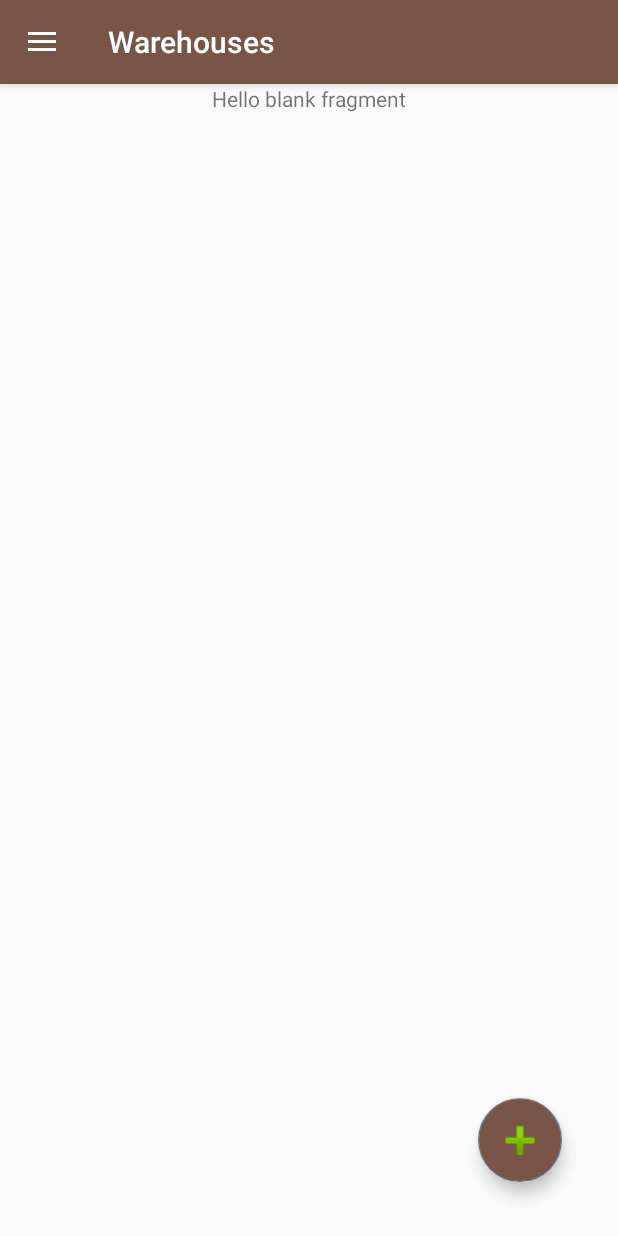
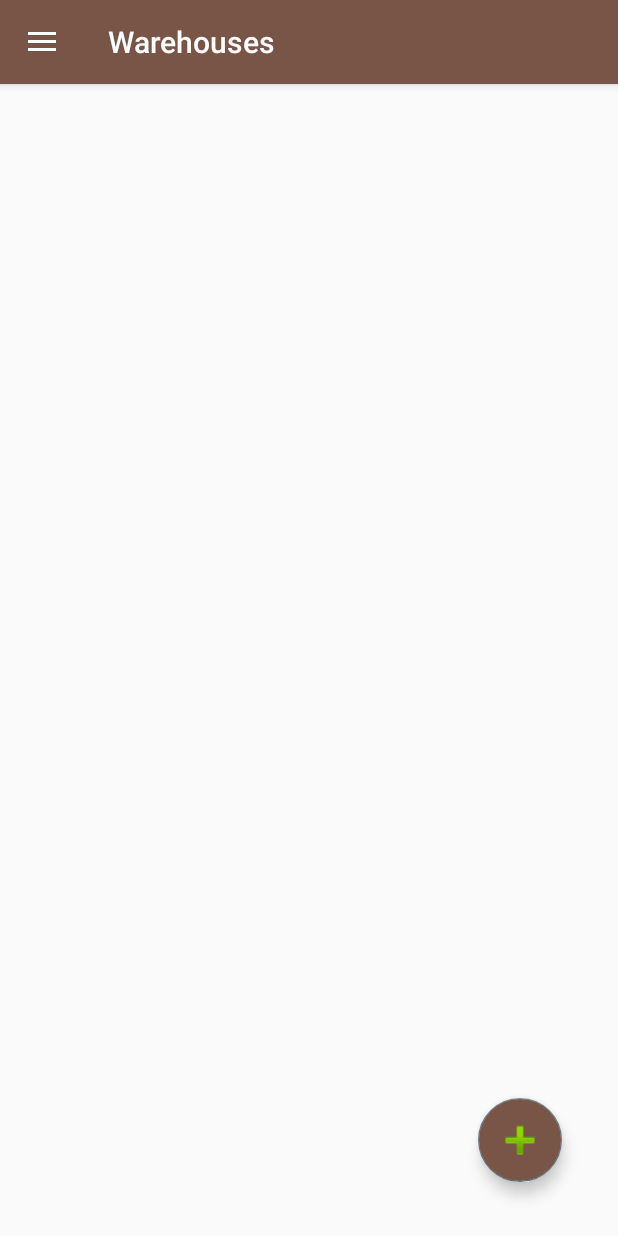
Before and after one commit to miguelsod/InventaryTool, an Android app: the WarehouseList screen opened directly, with no data from a screen before it, on a phone screen of 412 x 824 dp. Run offline under Robolectric (Android 15) with nearby library versions, the phone set to English and light mode, and no system bars; libraries missing offline, so code that uses them is left out: io.realm; 5 statements that could not run were skipped.

Commit message:
Warehouse list Fragment implemented

```diff
--- a/app/src/main/java/com/idbarcodesolutions/mainactivity/activities/WarehouseList.java
+++ b/app/src/main/java/com/idbarcodesolutions/mainactivity/activities/WarehouseList.java
@@ -8,15 +8,12 @@ import android.support.design.widget.NavigationView;
 import android.support.v4.widget.DrawerLayout;
 import android.support.v7.app.ActionBarDrawerToggle;
 import android.support.v7.app.AppCompatActivity;
-import android.support.v7.widget.DefaultItemAnimator;
-import android.support.v7.widget.LinearLayoutManager;
 import android.support.v7.widget.RecyclerView;
 import android.view.MenuItem;
 import android.view.View;
 import android.widget.Toast;
 
 import com.idbarcodesolutions.mainactivity.R;
-import com.idbarcodesolutions.mainactivity.adapters.WarehouseAdapter;
 import com.idbarcodesolutions.mainactivity.models.User;
 import com.idbarcodesolutions.mainactivity.models.Warehouse;
 
@@ -25,7 +22,7 @@ import io.realm.RealmResults;
 
 public class WarehouseList extends AppCompatActivity {
 
-    private RecyclerView mRecyclerView;
+//    private RecyclerView mRecyclerView;
     private RecyclerView.Adapter mAdapter;
     private RecyclerView.LayoutManager mLayoutManager;
 
@@ -59,26 +56,6 @@ public class WarehouseList extends AppCompatActivity {
         final String username = intent.getStringExtra("username");
         user = realm.where(User.class).equalTo("username", username).findFirst();
 
-        // Get all the warehouseList
-        warehouseList = realm.where(Warehouse.class).findAll();
-
-        // Set LinearLayoutManager
-        mLayoutManager = new LinearLayoutManager(this);
-
-        // Initialize adapter
-        mAdapter = new WarehouseAdapter(warehouseList, R.layout.cardview_warehouse_item, new WarehouseAdapter.OnItemClickListener() {
-            @Override
-            public void onItemClick(String name, int position) {
-                Toast.makeText(WarehouseList.this, name, Toast.LENGTH_LONG).show();
-            }
-        });
-
-        mRecyclerView.setHasFixedSize(true);
-        mRecyclerView.setItemAnimator(new DefaultItemAnimator());
-
-        mRecyclerView.setLayoutManager(mLayoutManager);
-        mRecyclerView.setAdapter(mAdapter);
-
         // Floating action button functionality
         floatingActionButton.setOnClickListener(new View.OnClickListener() {
             @Override
@@ -109,8 +86,6 @@ public class WarehouseList extends AppCompatActivity {
 
         getSupportActionBar().setDisplayHomeAsUpEnabled(true);
 
-        // Bind RecyclerView and FloatingActionButton
-        mRecyclerView = findViewById(R.id.recyclerViewWarehouseList);
         floatingActionButton = findViewById(R.id.floatingActionButton);
     }
 
@@ -126,7 +101,6 @@ public class WarehouseList extends AppCompatActivity {
     }
 
     // Listener to know which option has been pressed
-
     private NavigationView.OnNavigationItemSelectedListener navigationListener = new NavigationView.OnNavigationItemSelectedListener() {
         @Override
         public boolean onNavigationItemSelected(@NonNull MenuItem item) {
--- a/app/src/main/java/com/idbarcodesolutions/mainactivity/fragments/WarehouseListFragment.java
+++ b/app/src/main/java/com/idbarcodesolutions/mainactivity/fragments/WarehouseListFragment.java
@@ -1,14 +1,19 @@
 package com.idbarcodesolutions.mainactivity.fragments;
 
+import android.content.Context;
 import android.os.Bundle;
 import android.support.design.widget.FloatingActionButton;
 import android.support.v4.app.Fragment;
+import android.support.v7.widget.DefaultItemAnimator;
+import android.support.v7.widget.LinearLayoutManager;
 import android.support.v7.widget.RecyclerView;
 import android.view.LayoutInflater;
 import android.view.View;
 import android.view.ViewGroup;
+import android.widget.Toast;
 
 import com.idbarcodesolutions.mainactivity.R;
+import com.idbarcodesolutions.mainactivity.adapters.WarehouseAdapter;
 import com.idbarcodesolutions.mainactivity.models.User;
 import com.idbarcodesolutions.mainactivity.models.Warehouse;
 
@@ -26,16 +31,44 @@ public class WarehouseListFragment extends Fragment {
     private FloatingActionButton floatingActionButton;
     private User user;
 
+    private Context context;
+
     public WarehouseListFragment() {
         // Required empty public constructor
     }
 
     @Override
+    public void onAttach(Context context) {
+        super.onAttach(context);
+        this.context = context;
+    }
+
+    @Override
     public View onCreateView(LayoutInflater inflater, ViewGroup container,
                              Bundle savedInstanceState) {
+        realm = Realm.getDefaultInstance();
 
         View view = inflater.inflate(R.layout.fragment_warehouse_list, container, false);
-        // Inflate the layout for this fragment
+        bindUIElements(view);
+
         return view;
     }
+
+    public void bindUIElements(View view) {
+        warehouseList = realm.where(Warehouse.class).findAll();
+        mRecyclerView = view.findViewById(R.id.recyclerViewFragment);
+        mLayoutManager = new LinearLayoutManager(context);
+        mAdapter = new WarehouseAdapter(warehouseList, R.layout.cardview_warehouse_item, new WarehouseAdapter.OnItemClickListener() {
+            @Override
+            public void onItemClick(String name, int position) {
+                Toast.makeText(context, name, Toast.LENGTH_LONG).show();
+            }
+        });
+
+        mRecyclerView.setHasFixedSize(true);
+        mRecyclerView.setItemAnimator(new DefaultItemAnimator());
+
+        mRecyclerView.setLayoutManager(mLayoutManager);
+        mRecyclerView.setAdapter(mAdapter);
+    }
 }
--- a/app/src/main/res/layout/fragment_warehouse_list.xml
+++ b/app/src/main/res/layout/fragment_warehouse_list.xml
@@ -5,10 +5,11 @@
     android:layout_height="match_parent"
     tools:context=".fragments.WarehouseListFragment">
 
-    <!-- TODO: Update blank fragment layout -->
-    <TextView
+    <android.support.v7.widget.RecyclerView
+        android:padding="10dp"
+        android:id="@+id/recyclerViewFragment"
         android:layout_width="match_parent"
         android:layout_height="match_parent"
-        android:text="@string/hello_blank_fragment" />
+        android:scrollbars="vertical" />
 
 </FrameLayout>
--- a/app/src/main/res/layout/warehouse_list.xml
+++ b/app/src/main/res/layout/warehouse_list.xml
@@ -17,16 +17,9 @@
             android:layout_centerHorizontal="true"
             android:name="com.idbarcodesolutions.mainactivity.fragments.WarehouseListFragment"
             android:id="@+id/myFragment"
-            android:layout_width="wrap_content"
-            android:layout_height="200dp">
+            android:layout_width="match_parent"
+            android:layout_height="match_parent">
         </fragment>
-
-        <android.support.v7.widget.RecyclerView
-            android:layout_below="@+id/myFragment"
-            android:id="@+id/recyclerViewWarehouseList"
-            android:layout_width="match_parent"
-            android:layout_height="match_parent"
-            android:scrollbars="vertical" />
 
         <android.support.design.widget.FloatingActionButton
             android:id="@+id/floatingActionButton"
```
